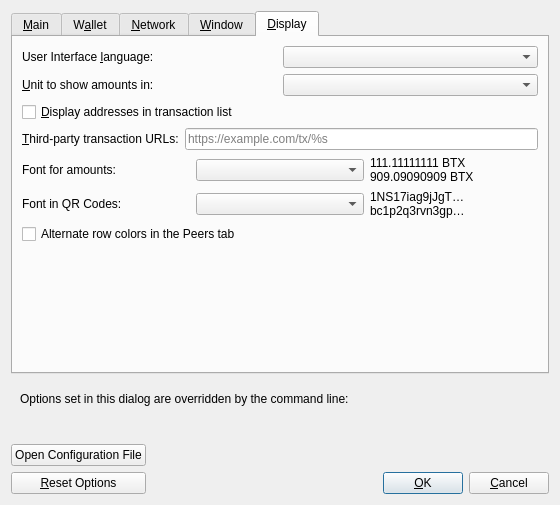
Before: the Qt Designer form src/qt/forms/optionsdialog.ui in MendeMatthias/btx-upstream, drawn with Qt 5.
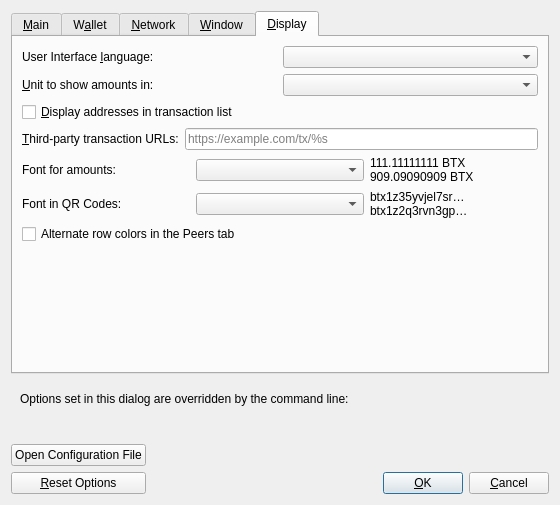
After: the same form once the commit is applied. The open tabs and pages were chosen to show the change. Custom widgets are drawn as their Qt base class.

Diff of the .ui file:
```diff
--- a/src/qt/forms/optionsdialog.ui
+++ b/src/qt/forms/optionsdialog.ui
@@ -954,8 +954,8 @@
          <item>
           <widget class="QLabel" name="qrFont_preview">
            <property name="text">
-            <string notr="true">1NS17iag9jJgT…
-bc1p2q3rvn3gp…</string>
+            <string notr="true">btx1z35yvjel7sr…
+btx1z2q3rvn3gp…</string>
            </property>
           </widget>
          </item>
```
Left out of the diff: 2 changed lines with no effect on the pictures.
